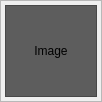
Before: the Qt Designer form ui/thumbimageframe.ui in athoune/Ema, drawn with Qt 5.
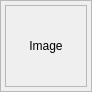
After: the same form once the commit is applied. Custom widgets are drawn as their Qt base class.

Patch:
```diff
--- a/ui/thumbimageframe.ui
+++ b/ui/thumbimageframe.ui
@@ -6,8 +6,8 @@
    <rect>
     <x>0</x>
     <y>0</y>
-    <width>102</width>
-    <height>102</height>
+    <width>92</width>
+    <height>92</height>
    </rect>
   </property>
   <property name="maximumSize">
@@ -52,9 +52,6 @@
      <property name="toolTip">
       <string>Image display</string>
      </property>
-     <property name="styleSheet">
-      <string notr="true">background-color: rgb(93, 93, 93);</string>
-     </property>
      <property name="frameShape">
       <enum>QFrame::StyledPanel</enum>
      </property>
```
